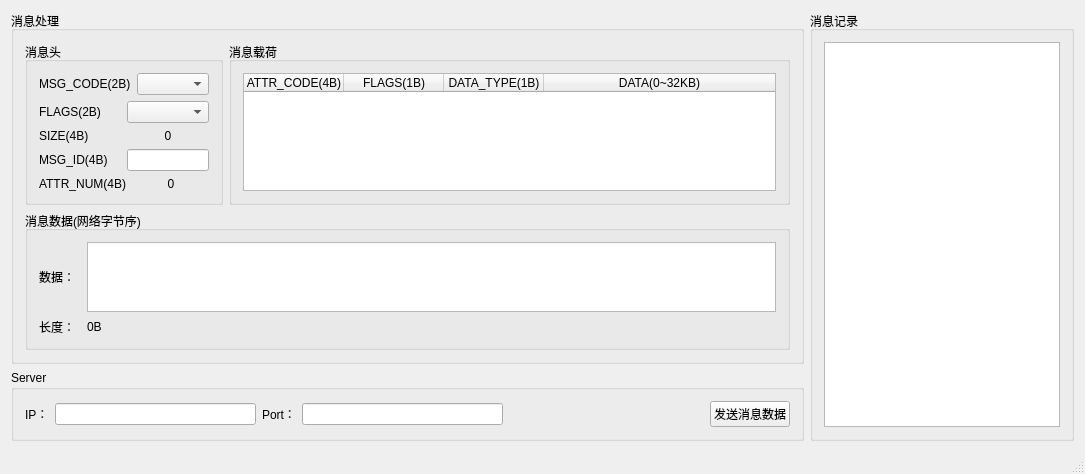
First picture: the form in P2Test/p2test.ui, repository Perfect-Poison/P2Chat, before the edit.
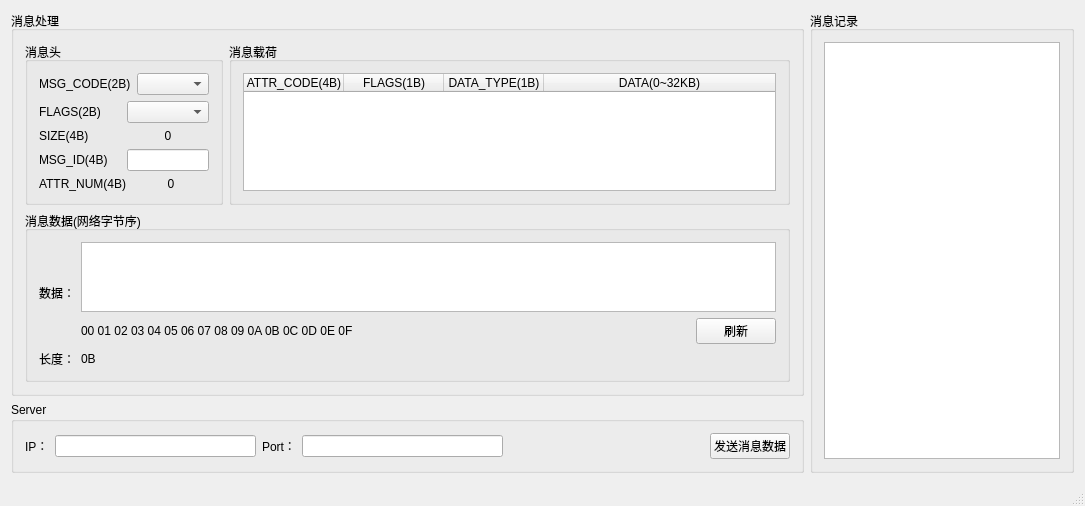
Second picture: the form after the edit.

```diff
--- a/P2Test/p2test.ui
+++ b/P2Test/p2test.ui
@@ -223,35 +223,88 @@
           <string>消息数据(网络字节序)</string>
          </property>
          <layout class="QGridLayout" name="gridLayout_3">
-          <item row="0" column="0" colspan="2">
+          <item row="0" column="0">
+           <layout class="QVBoxLayout" name="verticalLayout_3">
+            <item>
+             <layout class="QHBoxLayout" name="horizontalLayout_9">
+              <item>
            <widget class="QLabel" name="label_12">
             <property name="text">
              <string>数据：</string>
             </property>
            </widget>
           </item>
-          <item row="0" column="2">
+              <item>
+               <layout class="QVBoxLayout" name="verticalLayout_2">
+                <item>
            <widget class="QTextEdit" name="msgDataTextEdit">
             <property name="readOnly">
              <bool>true</bool>
             </property>
            </widget>
           </item>
-          <item row="1" column="0">
+                <item>
+                 <layout class="QHBoxLayout" name="horizontalLayout_7">
+                  <item>
+                   <widget class="QLabel" name="tickLabel">
+                    <property name="text">
+                     <string>00 01 02 03 04 05 06 07 08 09 0A 0B 0C 0D 0E 0F</string>
+                    </property>
+                   </widget>
+                  </item>
+                  <item>
+                   <spacer name="horizontalSpacer_2">
+                    <property name="orientation">
+                     <enum>Qt::Horizontal</enum>
+                    </property>
+                    <property name="sizeHint" stdset="0">
+                     <size>
+                      <width>40</width>
+                      <height>20</height>
+                     </size>
+                    </property>
+                   </spacer>
+                  </item>
+                  <item>
+                   <widget class="QPushButton" name="refreshButton">
+                    <property name="text">
+                     <string>刷新</string>
+                    </property>
+                   </widget>
+                  </item>
+                 </layout>
+                </item>
+               </layout>
+              </item>
+             </layout>
+            </item>
+            <item>
+             <layout class="QHBoxLayout" name="horizontalLayout_8">
+              <item>
            <widget class="QLabel" name="label_13">
             <property name="text">
              <string>长度：</string>
             </property>
            </widget>
           </item>
-          <item row="1" column="2">
+              <item>
            <widget class="QLabel" name="msgLengthLabel">
+                <property name="sizePolicy">
+                 <sizepolicy hsizetype="Preferred" vsizetype="Preferred">
+                  <horstretch>1</horstretch>
+                  <verstretch>0</verstretch>
+                 </sizepolicy>
+                </property>
             <property name="text">
              <string>0B</string>
             </property>
            </widget>
           </item>
          </layout>
+            </item>
+           </layout>
+          </item>
+         </layout>
         </widget>
        </item>
       </layout>
```
Left out of the diff: 2 changed lines with no effect on the pictures. Lines whose indentation alone changed are shown as unchanged.
